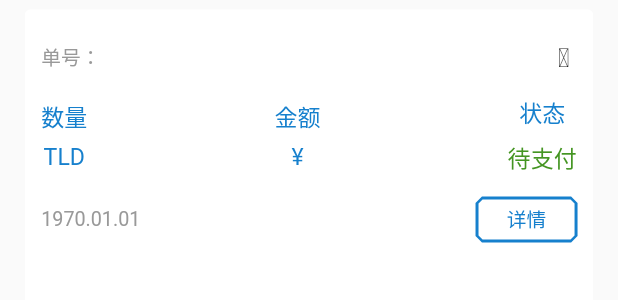
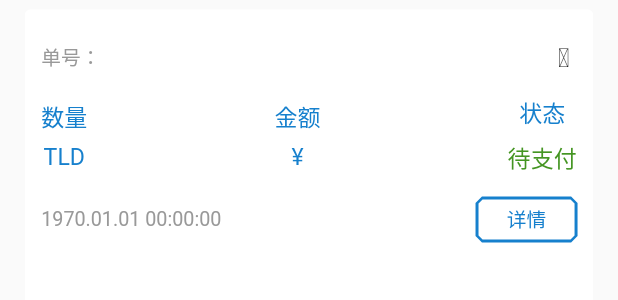
Before and after one commit to StudyCat/TPPurseMaster, a Flutter app: the TLDOrderListCell widget shown alone on an empty page, opened directly with empty values, on a phone screen of 412 x 824 dp. Shown: the top 300 px of the screen. Run offline on Flutter 3.47's test engine with Material 2 defaults, Android fonts, the phone set to English and light mode, and no system bars; our stand-ins replace cached_network_image, date_format, dio, event_bus, flutter_screenutil, fluttertoast and 11 more; missing offline and left inert: bip39, ed25519_hd_key, flutter_qr_reader, jpush_flutter, web3dart; accounts and stored records are empty; network calls fail.

Commit message:
极光推送，修改BUG

```diff
--- a/lib/Order/View/tld_order_list_cell.dart
+++ b/lib/Order/View/tld_order_list_cell.dart
@@ -123,7 +123,7 @@ class _TLDOrderListCellState extends State<TLDOrderListCell> {
         mainAxisAlignment: MainAxisAlignment.spaceBetween,
         mainAxisSize: MainAxisSize.max,
         children: <Widget>[
-          Text(getTimeString(widget.orderListModel.createTime),style: TextStyle(fontSize : ScreenUtil().setSp(24),color : Color.fromARGB(255, 153, 153, 153)),),
+          Text(formatDate(DateTime.fromMillisecondsSinceEpoch(widget.orderListModel.createTime),[yyyy,'.',mm,'.',dd,' ',HH,':',nn,':',ss]),style: TextStyle(fontSize : ScreenUtil().setSp(24),color : Color.fromARGB(255, 153, 153, 153)),),
            Container(
               width: ScreenUtil().setWidth(122),
               height: ScreenUtil().setHeight(48),
```
